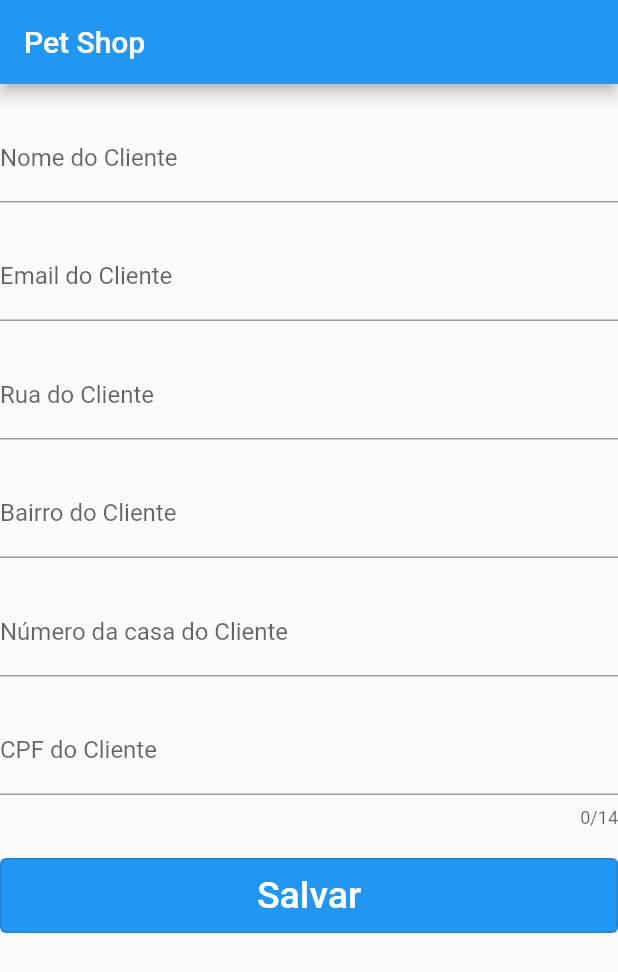
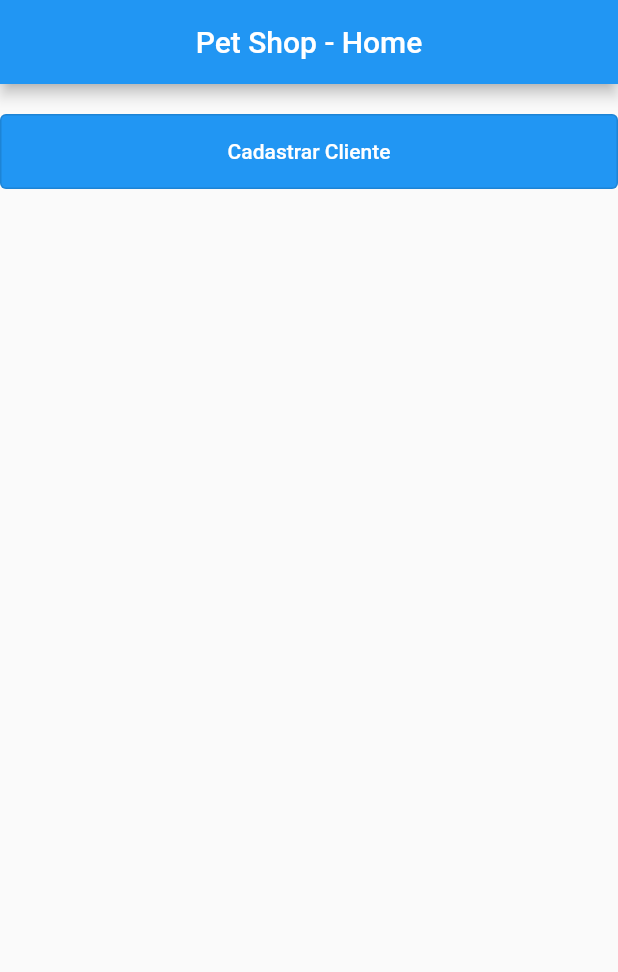
Before and after one commit to LokoInsanus/pet-shop, a Flutter app: the screen it shows after launch, on a phone screen of 412 x 824 dp. Shown: the top 972 px of the screen. Run offline on Flutter 3.47's test engine with Material 2 defaults, Android fonts, the phone set to English and light mode, and no system bars; our stand-ins replace flutter_masked_text2.

Commit message:
Layout att

```diff
--- a/lib/main.dart
+++ b/lib/main.dart
@@ -1,5 +1,6 @@
 import 'package:flutter/material.dart';
-import 'package:pet_shop/views/textForm.dart';
+import 'package:pet_shop/views/pages/home.dart';
+import 'package:pet_shop/views/pages/registroCliente.dart';
 
 void main() {
   runApp(const MyApp());
@@ -12,43 +13,11 @@ class MyApp extends StatelessWidget {
   Widget build(BuildContext context) {
     return MaterialApp(
       title: 'Pet Shop',
-      home: Scaffold(
-        appBar: AppBar(
-          title: const Text('Pet Shop'),
-        ),
-        body: Column(children: [
-          const SizedBox(height: 20,),
-          textForm(name: 'Nome do Cliente'),
-          const SizedBox(height: 20,),
-          textForm(name: 'Email do Cliente',),
-          const SizedBox(height: 20,),
-          textForm(name: 'Rua do Cliente',),
-          const SizedBox(height: 20,),
-          textForm(name: 'Bairro do Cliente',),
-          const SizedBox(height: 20,),
-          textForm(name: 'Número da casa do Cliente',),
-          const SizedBox(height: 20,),
-          textForm(name: 'CPF do Cliente', cpf: true),
-          const SizedBox(height: 20,),
-          SizedBox(
-            height: 50,
-            width: 500,
-            child: OutlinedButton(
-              onPressed: () {},
-              style: OutlinedButton.styleFrom(
-                foregroundColor: Colors.white,
-                backgroundColor: Colors.blue,
-              ),
-              child: const Text(
-                'Salvar',
-                  style: TextStyle(
-                    fontSize: 25
-                  ),
-              ),
-            ),
-          )
-        ]),
-      ),
+      routes: {
+        '/': (context) => const Home(),
+        '/cliente': (context) => const RegistroCliente(),
+      },
+
     );
   }
 }
--- a/lib/views/textForm.dart
+++ b/lib/views/components/textForm.dart
@@ -1,7 +1,9 @@
 import 'package:flutter/material.dart';
 import 'package:flutter_masked_text2/flutter_masked_text2.dart';
-class textForm extends StatelessWidget {
-  textForm({super.key, required this.name, this.max, this.cpf = false}) {
+
+// ignore: must_be_immutable
+class TextForm extends StatelessWidget {
+  TextForm({Key? key, required this.name, this.max, this.cpf = false}) : super(key: key) {
     if(cpf) {
       cpfMask = MaskedTextController(mask: '000.000.000-00');
       max = 14;
@@ -11,7 +13,7 @@ class textForm extends StatelessWidget {
   final String name;
   final bool cpf;
 
-  int? max;
+  late int? max;
   MaskedTextController? cpfMask;
 
   @override
--- /dev/null
+++ b/lib/views/pages/home.dart
@@ -0,0 +1,33 @@
+import 'package:flutter/material.dart';
+
+class Home extends StatelessWidget {
+  const Home({Key? key}) : super(key: key);
+
+  @override
+  Widget build(BuildContext context) {
+    return Scaffold(
+      appBar: AppBar(
+        title: const Text('Pet Shop - Home'),
+        centerTitle: true,
+      ),
+      body: Column(children: [
+        SizedBox(height: 20,),
+        Center(
+          child: SizedBox(
+            height: 50,
+            width: 500,
+            child: OutlinedButton(
+                onPressed: () {
+                  Navigator.of(context).pushNamed('/cliente');
+                },
+                style: OutlinedButton.styleFrom(
+                  foregroundColor: Colors.white,
+                  backgroundColor: Colors.blue,
+                ),
+                child: Text('Cadastrar Cliente')),
+          ),
+        ),
+      ]),
+    );
+  }
+}
```
Also changed, not shown: lib/views/components/buildForm.dart (added, +28 -0 lines), lib/views/pages/registroCliente.dart (added, +48 -0 lines), 1 other file.
